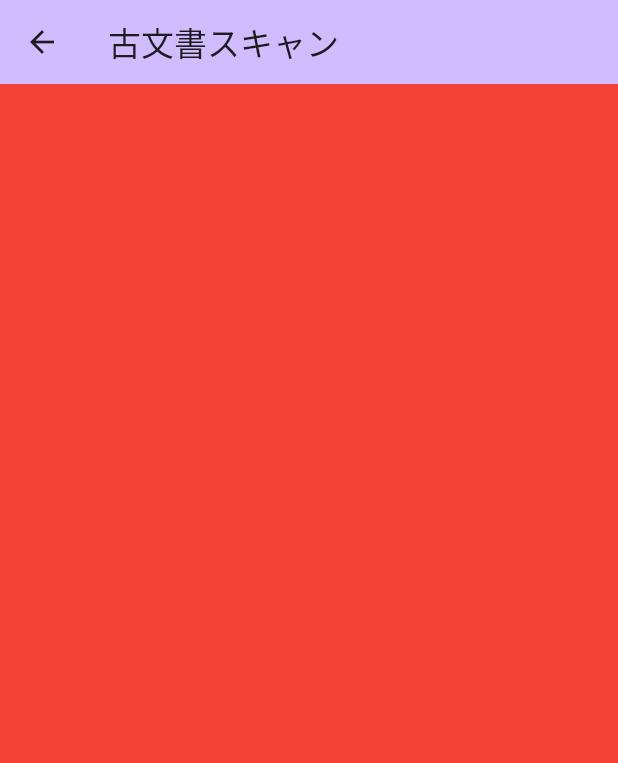
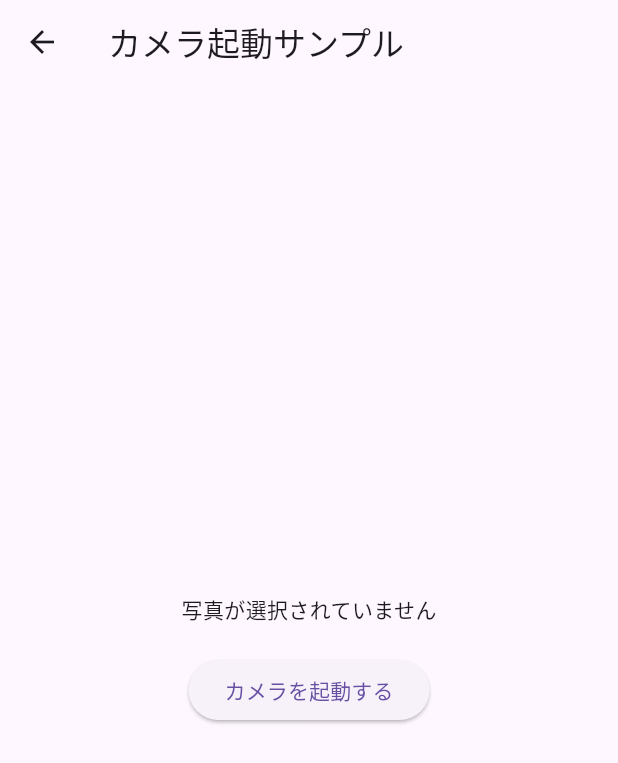
Before and after one commit to JunFuruya/stone_monument_scanner, a Flutter app: the AncientDocumentsCamera screen opened by its route, on a phone screen of 412 x 824 dp. Shown: the top 763 px of the screen. Run offline on Flutter 3.47's test engine with Material 3 defaults, Android fonts, the phone set to English and light mode, and no system bars; our stand-ins replace image_picker.

Commit message:
カメラ起動を実装

```diff
--- a/flutter/lib/pages/ancient_documents.dart
+++ b/flutter/lib/pages/ancient_documents.dart
@@ -1,5 +1,6 @@
 import 'package:flutter/material.dart';
 import '../l10n/app_localizations.dart';
+import '../states/ancient_documents.dart';
 import '../ui/common_parts.dart';
 
 /// 2-1. 古文書スキャンTOP
@@ -28,18 +29,12 @@ class AncientDocumentsTop extends StatelessWidget {
 
 /// 2-2. カメラ起動
 ///
-class AncientDocumentsCamera extends StatelessWidget {
+class AncientDocumentsCamera extends StatefulWidget {
+  final String title;
+
   // コンストラクタ
-  const AncientDocumentsCamera({super.key, required title});
+  const AncientDocumentsCamera({super.key, required this.title});
 
-  // 画面構築
   @override
-  Widget build(BuildContext context) {
-    return Scaffold(
-        appBar: CommonParts.getAppBar (context, "古文書スキャン"),
-        body: Container(
-          color: Colors.red,
-        )
-    );
-  }
+  State<AncientDocumentsCamera> createState() => AncientDocumentsCameraState();
 }
--- /dev/null
+++ b/flutter/lib/states/ancient_documents.dart
@@ -0,0 +1,46 @@
+import 'dart:io';
+
+import 'package:flutter/material.dart';
+import 'package:image_picker/image_picker.dart';
+import '../pages/ancient_documents.dart';
+import '../ui/common_parts.dart';
+
+/// 2-2. カメラ起動 状態クラス
+class AncientDocumentsCameraState extends State<AncientDocumentsCamera> {
+  File? _image;
+  final ImagePicker _picker = ImagePicker();
+
+  Future<void> _takePhoto() async {
+    final XFile? pickedFile =
+    await _picker.pickImage(source: ImageSource.camera);
+
+    if (pickedFile != null) {
+      setState(() {
+        _image = File(pickedFile.path);
+      });
+    }
+  }
+
+  // 画面構築
+  @override
+  Widget build(BuildContext context) {
+    return Scaffold(
+      appBar: AppBar(title: Text('カメラ起動サンプル')),
+      body: Center(
+        child: Column(
+          mainAxisAlignment: MainAxisAlignment.center,
+          children: [
+            _image != null
+                ? Image.file(_image!, width: 300)
+                : Text('写真が選択されていません'),
+            SizedBox(height: 20),
+            ElevatedButton(
+              onPressed: _takePhoto,
+              child: Text('カメラを起動する'),
+            ),
+          ],
+        ),
+      ),
+    );
+  }
+}
--- a/flutter/lib/ui/common_parts.dart
+++ b/flutter/lib/ui/common_parts.dart
@@ -47,7 +47,6 @@ class CommonParts {
             child: Text(map['title']!),
             onPressed: () {
               Navigator.of(context).pushNamed(map['uri']!);
-              //Navigator.of(context).pushNamed('/ancient_documents', );
             },
           ),
         ]
--- a/flutter/pubspec.yaml
+++ b/flutter/pubspec.yaml
@@ -42,6 +42,7 @@ dependencies:
 
   # カメラ
   camera: ^0.11.1
+  image_picker: ^1.1.2
 
   # ファイル関連
   path_provider: ^2.0.9
```
Also changed, not shown: flutter/pubspec.lock, 5 other files.
